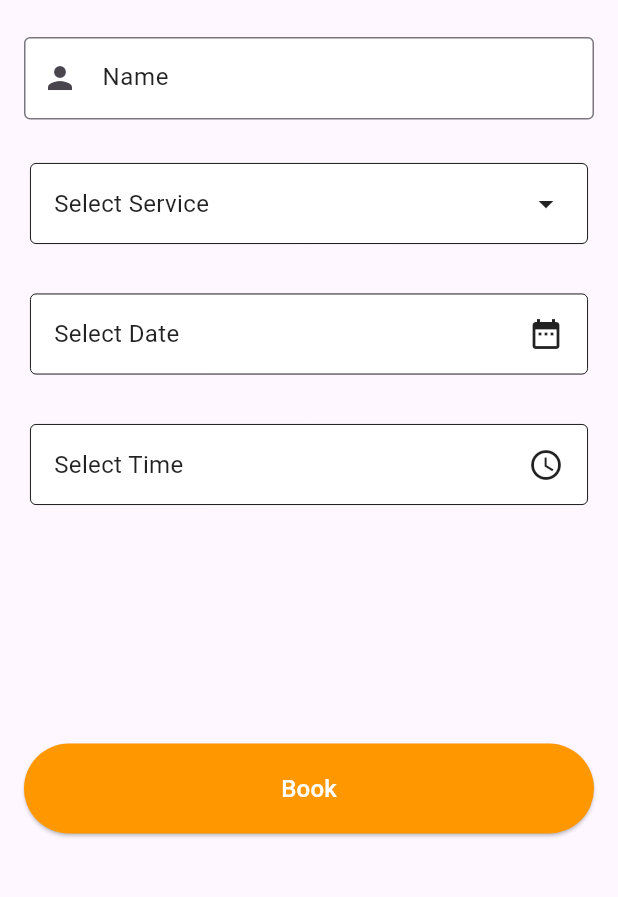
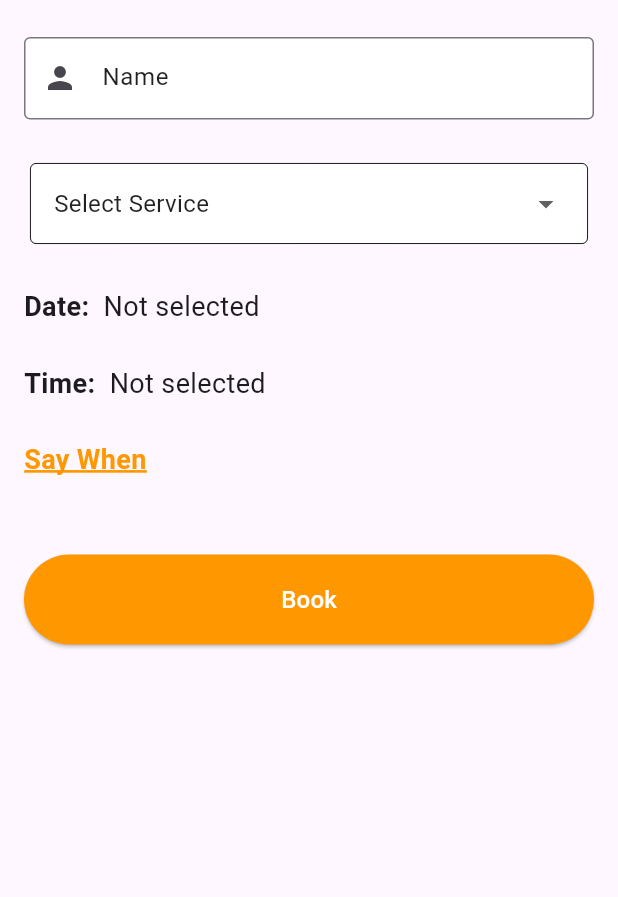
Before and after one commit to IsrarKundi/appointmentApp, a Flutter app: the screen it shows after launch, on a phone screen of 412 x 824 dp, the part 182-1079 px from its top. Run offline on Flutter 3.47's test engine with Material 3 defaults, Android fonts, the phone set to English and light mode, and no system bars; our stand-ins replace cloud_firestore, firebase_core; missing offline and left inert: omni_datetime_picker; accounts and stored records are empty.

Commit message:
appointment form made functional

```diff
--- a/lib/components/widgets.dart
+++ b/lib/components/widgets.dart
@@ -94,3 +94,30 @@ Widget lowerSection(){
     ),
   );
 }
+
+
+class UnderlinedTextButton extends StatelessWidget {
+  final String text;
+  final VoidCallback onTap;
+
+  UnderlinedTextButton({required this.text, required this.onTap});
+
+  @override
+  Widget build(BuildContext context) {
+    return GestureDetector(
+      onTap: onTap,
+      child: Text(
+        text,
+        style: TextStyle(
+          color: Colors.orange,
+          decoration: TextDecoration.underline,
+          decorationColor: Colors.orange,
+          fontSize: 18,
+          decorationThickness: 2,
+          fontWeight: FontWeight.bold
+
+        ),
+      ),
+    );
+  }
+}
--- a/lib/screens/book_appointment.dart
+++ b/lib/screens/book_appointment.dart
@@ -3,9 +3,22 @@ import 'package:appointment/components/widgets.dart';
 import 'package:flutter/cupertino.dart';
 import 'package:flutter/material.dart';
 import 'package:flutter/widgets.dart';
+import 'package:omni_datetime_picker/omni_datetime_picker.dart';
+import 'package:intl/intl.dart';
 
-class BookAppointment extends StatelessWidget {
+class BookAppointment extends StatefulWidget {
   const BookAppointment({super.key});
+
+  @override
+  _BookAppointmentState createState() => _BookAppointmentState();
+}
+
+class _BookAppointmentState extends State<BookAppointment> {
+  DateTime? _selectedDateTime;
+  String? _selectedService;
+
+
+  final List<String> _services = ['Haircut', 'Manicure', 'Massage', 'Pedicure'];
 
   @override
   Widget build(BuildContext context) {
@@ -38,7 +51,7 @@ class BookAppointment extends StatelessWidget {
                     color: Colors.white
                 ),
                 height: 55,
-                child: TextField(
+                child: const TextField(
                     decoration: InputDecoration(
                         hintText: 'Name',
                         hintStyle: TextStyle(
@@ -46,18 +59,112 @@ class BookAppointment extends StatelessWidget {
                             color: Colors.black87,
                             fontSize: 16
                         ),
+                        focusedBorder: OutlineInputBorder(
+                            borderSide: BorderSide(
+                              width: 2,
+                              color: Colors.orange
+                            )
+                        ),
                         prefixIcon: Icon(Icons.person),
                         border: OutlineInputBorder(borderSide: BorderSide(width: 2, color: Colors.black54))
                     )
                 ),
               ),
               SizedBox(height: 25,),
-              FormFields('Select Service',Icons.arrow_drop_down),
+              // FormFields('Select Service',Icons.arrow_drop_down),
+              SizedBox(
+                height: 62,
+                child: Card(
+                  elevation: 0,
+                  shape: RoundedRectangleBorder(
+                    side: BorderSide(color: Colors.black.withOpacity(1), width: 0.6),
+                    borderRadius: BorderRadius.circular(4.0),
+                  ),
+                  color: Colors.white,
+                  child: Padding(
+                    padding: const EdgeInsets.symmetric(horizontal: 16.0),
+                    child: Row(
+                      mainAxisAlignment: MainAxisAlignment.spaceBetween,
+                      children: [
+                        const Text('Select Service', style: TextStyle(
+                            fontSize: 16,
+                            fontWeight: FontWeight.w400,
+                            color: Colors.black87
+                        ),),
+                        DropdownButton<String>(
+                          value: _selectedService,
+                          items: _services.map((String item) {
+                            return DropdownMenuItem<String>(
+                              value: item,
+                              child: Text(item, style: TextStyle(
+                                color: Colors.orange
+                              ),),
+                            );
+                          }).toList(),
+                          onChanged: (String? newValue) {
+                            setState(() {
+                              _selectedService = newValue;
+                            });
+                          },
+                          underline: Container(),
+                        )
+                      ],
+                    ),
+                  ),
+                ),
+              ),
               SizedBox(height: 25,),
-              FormFields('Select Date',Icons.date_range),
+              Row(
+                children: [
+                  Text('Date:  ', style: TextStyle(
+                      fontWeight: FontWeight.bold,
+                      fontSize: 18
+                  ),),
+                  Text(
+                    _selectedDateTime != null
+                        ? DateFormat('dd/MM/yyyy').format(_selectedDateTime!)
+                        : 'Not selected',
+                    style: TextStyle(
+                        fontSize: 18
+                    ),
+                  )
+                ],
+              ),
               SizedBox(height: 25,),
-              FormFields('Select Time',Icons.watch_later_outlined),
-              SizedBox(height: 155,),
+              Row(
+                children: [
+                  Text('Time:  ', style: TextStyle(
+                      fontWeight: FontWeight.bold,
+                      fontSize: 18
+                  ),),
+                  Text(
+                    _selectedDateTime != null
+                        ? DateFormat('HH:mm').format(_selectedDateTime!)
+                        : 'Not selected',
+                    style: TextStyle(
+                        fontSize: 18
+                    ),
+                  )
+                ],
+              ),
+              SizedBox(height: 25,),
+              Align(
+                alignment: Alignment.centerLeft,
+                child: UnderlinedTextButton(
+                  text: 'Say When',
+                  onTap: () async {
+                    final DateTime? dateTime = await showOmniDateTimePicker(
+                      context: context,
+                    );
+                    if (dateTime != null) {
+                      setState(() {
+                        _selectedDateTime = dateTime;
+                      });
+                    }
+                  },
+                ),
+              ),
+              SizedBox(height: 50,),
               Container(
                   width: 400,
                   height: 60,
@@ -65,8 +172,12 @@ class BookAppointment extends StatelessWidget {
                       style: ButtonStyle(
                         backgroundColor: MaterialStateProperty.all<Color>(Colors.orange),
                       ),
-                      onPressed: (){},
-                      child: Text('Book', style: TextStyle(
+                      onPressed: () {
+                        // Add booking logic here
+                      },
+                      child: const Text(
+                        'Book',
+                        style: TextStyle(
                           color: Colors.white,
                           fontSize: 16,
                         ),
--- /dev/null
+++ b/lib/services/date_time.dart
@@ -0,0 +1,2 @@
+import 'package:flutter/material.dart';
+import 'package:omni_datetime_picker/omni_datetime_picker.dart';
--- a/pubspec.yaml
+++ b/pubspec.yaml
@@ -15,6 +15,9 @@ dependencies:
   cupertino_icons: ^1.0.6
   firebase_core: ^3.2.0
   cloud_firestore: ^5.1.0
+  omni_datetime_picker: ^1.1.0
+  intl: ^0.19.0
+
 
 dev_dependencies:
   flutter_test:
```
Also changed, not shown: pubspec.lock. Lines whose indentation alone changed are shown as unchanged.
